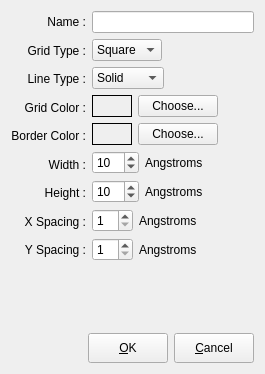
Old version of the form cad/src/GridPlanePropDialog.ui in the repository kanzure/nanoengineer.
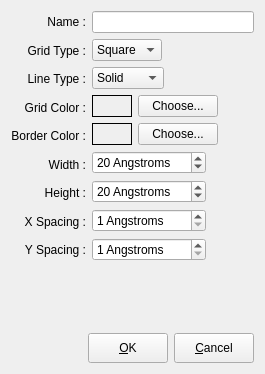
New version of the form. Icons and pictures are not drawn.

Commit message: GridPlane improvements: a) better unit text label for grid lines, b) better default values for grid plane PM, c) max value limits for grid size and spacing increased.

The edit to the form file:
```diff
--- a/cad/src/GridPlanePropDialog.ui
+++ b/cad/src/GridPlanePropDialog.ui
@@ -491,21 +491,20 @@
              </property>
              <item>
               <widget class="QSpinBox" name="width_spinbox" >
+               <property name="suffix" >
+                <string> Angstroms</string>
+               </property>
                <property name="maximum" >
-                <number>999</number>
+                <number>9999</number>
                </property>
                <property name="minimum" >
-                <number>1</number>
+                <number>5</number>
                </property>
-               <property name="value" >
+               <property name="singleStep" >
                 <number>10</number>
                </property>
-              </widget>
-             </item>
-             <item>
-              <widget class="QLabel" name="textLabel2" >
-               <property name="text" >
-                <string>Angstroms</string>
+               <property name="value" >
+                <number>20</number>
                </property>
               </widget>
              </item>
@@ -537,21 +536,20 @@
              </property>
              <item>
               <widget class="QSpinBox" name="height_spinbox" >
+               <property name="suffix" >
+                <string> Angstroms</string>
+               </property>
                <property name="maximum" >
-                <number>999</number>
+                <number>9999</number>
                </property>
                <property name="minimum" >
-                <number>1</number>
+                <number>5</number>
                </property>
-               <property name="value" >
+               <property name="singleStep" >
                 <number>10</number>
                </property>
-              </widget>
-             </item>
-             <item>
-              <widget class="QLabel" name="textLabel2_2" >
-               <property name="text" >
-                <string>Angstroms</string>
+               <property name="value" >
+                <number>20</number>
                </property>
               </widget>
              </item>
@@ -583,8 +581,11 @@
              </property>
              <item>
               <widget class="QSpinBox" name="x_spacing_spinbox" >
+               <property name="suffix" >
+                <string> Angstroms</string>
+               </property>
                <property name="maximum" >
-                <number>99</number>
+                <number>1000</number>
                </property>
                <property name="minimum" >
                 <number>1</number>
@@ -594,13 +595,6 @@
                </property>
               </widget>
              </item>
-             <item>
-              <widget class="QLabel" name="textLabel2_2_2" >
-               <property name="text" >
-                <string>Angstroms</string>
-               </property>
-              </widget>
-             </item>
              <item>
               <spacer>
                <property name="orientation" >
@@ -629,8 +623,11 @@
              </property>
              <item>
               <widget class="QSpinBox" name="y_spacing_spinbox" >
+               <property name="suffix" >
+                <string> Angstroms</string>
+               </property>
                <property name="maximum" >
-                <number>99</number>
+                <number>1000</number>
                </property>
                <property name="minimum" >
                 <number>1</number>
@@ -640,13 +637,6 @@
                </property>
               </widget>
              </item>
-             <item>
-              <widget class="QLabel" name="textLabel2_2_3" >
-               <property name="text" >
-                <string>Angstroms</string>
-               </property>
-              </widget>
-             </item>
              <item>
               <spacer>
                <property name="orientation" >
```
Left out of the diff: 10 changed lines with no effect on the pictures. The commit also changes 3 other files.
